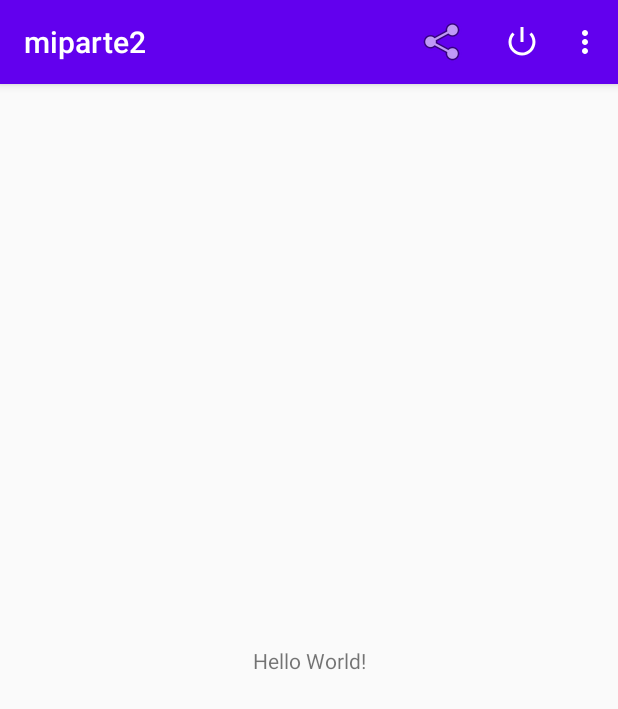
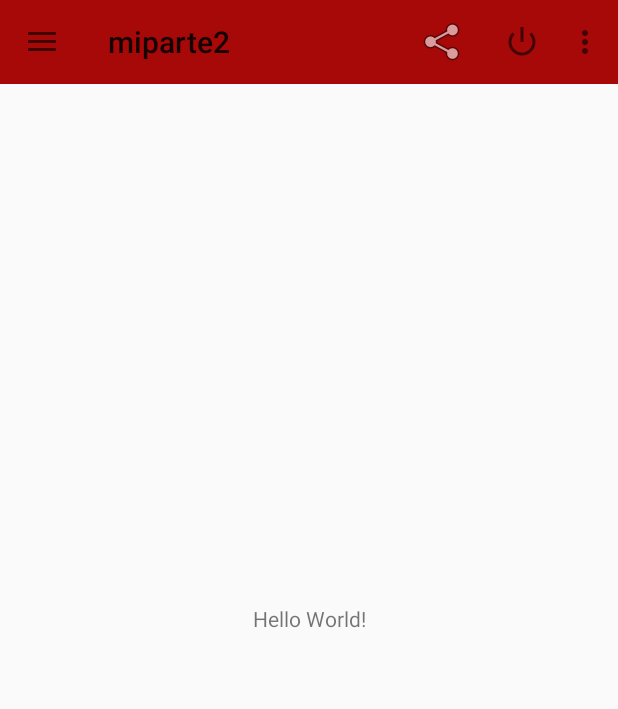
Before and after one commit to manpolois12/miparte2, an Android app: the screen it shows after launch (MainActivity), on a phone screen of 412 x 824 dp. Shown: the top 709 px of the screen. Run offline under Robolectric (Android 15) with nearby library versions, the phone set to English and light mode, and no system bars.

Commit message:
Añadiento menu lateral, conociendo el metodo onbackpressed

```diff
--- a/app/build.gradle
+++ b/app/build.gradle
@@ -31,4 +31,5 @@ dependencies {
     testImplementation 'junit:junit:4.12'
     androidTestImplementation 'androidx.test.ext:junit:1.1.1'
     androidTestImplementation 'androidx.test.espresso:espresso-core:3.2.0'
+    implementation 'com.google.android.material:material:1.0.0-rc01'
 }
--- a/app/src/main/java/com/example/miparte2/MainActivity.java
+++ b/app/src/main/java/com/example/miparte2/MainActivity.java
@@ -1,18 +1,81 @@
 package com.example.miparte2;
 
+
+import androidx.appcompat.app.ActionBarDrawerToggle;
 import androidx.appcompat.app.AppCompatActivity;
+import androidx.appcompat.widget.Toolbar;
+import androidx.core.view.GravityCompat;
+import androidx.drawerlayout.widget.DrawerLayout;
 
 import android.content.Intent;
 import android.os.Bundle;
 import android.view.Menu;
 import android.view.MenuItem;
 
-public class MainActivity extends AppCompatActivity {
+import com.google.android.material.navigation.NavigationView;
 
+public class MainActivity extends AppCompatActivity implements NavigationView.OnNavigationItemSelectedListener {
     @Override
     protected void onCreate(Bundle savedInstanceState) {
         super.onCreate(savedInstanceState);
-        setContentView(R.layout.activity_main);
+        setContentView(R.layout.drawerlayout);
+        Toolbar toolbar = (Toolbar) findViewById(R.id.toolbar);
+        setSupportActionBar(toolbar);
+// Navigation Drawer
+        DrawerLayout drawer = (DrawerLayout) findViewById(
+                R.id.drawer_layout);
+        ActionBarDrawerToggle toggle = new ActionBarDrawerToggle(this,
+                drawer, toolbar, R.string.drawer_open, R.string. drawer_close);
+        drawer.addDrawerListener(toggle);
+        toggle.syncState();
+        NavigationView navigationView = (NavigationView) findViewById(
+                R.id.nav_view);
+        navigationView.setNavigationItemSelectedListener(this);
+    }
+
+    @SuppressWarnings("StatementWithEmptyBody")
+    @Override
+    public boolean onNavigationItemSelected(MenuItem item) {
+        switch (item.getItemId()) {
+            case R.id.nav_compartir:
+                Intent paramView;
+                paramView = new Intent("android.intent.action.SEND");
+                paramView.setType("text/plain");
+                paramView.putExtra("android.intent.extra.TEXT", "Descarga nuestra app de la PlayStore" +
+                        " \n" + "https://play.google.com/store/apps/details?id=app.product.demarktec.alo14_pasajero");
+                startActivity(Intent.createChooser(paramView, "Comparte Nuestro aplicativo"));
+                break;
+            case R.id.nav_salir:
+                finish();
+                break;
+            case R.id.nav_multimedia:
+                startActivity(new Intent(this, Multimedia.class));
+                break;
+            case R.id.nav_permisos:
+                startActivity(new Intent(this, Permisos.class));
+                break;
+            case R.id.nav_intenciones:
+                startActivity(new Intent(this, Intenciones.class));
+                break;
+            case R.id.nav_comunicacion:
+                startActivity(new Intent(this, Comunicacion1.class));
+                break;
+            default:
+                break;
+        }
+        DrawerLayout drawer = (DrawerLayout) findViewById(R.id.drawer_layout);
+        drawer.closeDrawer(GravityCompat.START);
+        return true;
+    }
+
+    @Override
+    public void onBackPressed() {
+        DrawerLayout drawer = (DrawerLayout) findViewById(R.id.drawer_layout);
+        if (drawer.isDrawerOpen(GravityCompat.START)) {
+            drawer.closeDrawer(GravityCompat.START);
+        } else {
+            super.onBackPressed();
+        }
     }
 
     @Override public boolean onCreateOptionsMenu(Menu menu) {
@@ -51,6 +114,11 @@ public class MainActivity extends AppCompatActivity {
             return true;
         }
 
+        if (id == R.id.activity_permisos) {
+            startActivity(new Intent(this, Permisos.class));
+            return true;
+        }
+
         return super.onOptionsItemSelected(item);
     }
 
--- a/app/src/main/res/layout/activity_main.xml
+++ b/app/src/main/res/layout/activity_main.xml
@@ -5,6 +5,14 @@
     android:layout_width="match_parent"
     android:layout_height="match_parent"
     tools:context=".MainActivity">
+
+    <androidx.appcompat.widget.Toolbar
+        android:id="@+id/toolbar"
+        android:layout_width="match_parent"
+        android:layout_height="wrap_content"
+        android:minHeight="?attr/actionBarSize"
+        android:background="#a70909"
+        tools:ignore="MissingConstraints" />
 
     <TextView
         android:layout_width="wrap_content"
--- /dev/null
+++ b/app/src/main/res/layout/drawerlayout.xml
@@ -0,0 +1,22 @@
+<androidx.drawerlayout.widget.DrawerLayout
+    xmlns:android="http://schemas.android.com/apk/res/android"
+    xmlns:app="http://schemas.android.com/apk/res-auto"
+    android:id="@+id/drawer_layout"
+    android:layout_width="match_parent"
+    android:layout_height="match_parent"
+    android:fitsSystemWindows="true">
+    <!--El contenido de la actividad -->
+    <include
+        layout="@layout/activity_main"
+        android:layout_width="match_parent"
+        android:layout_height="match_parent" />
+    <!--El contenido del Navigation Drawer -->
+    <com.google.android.material.navigation.NavigationView
+        android:id="@+id/nav_view"
+        android:layout_width="wrap_content"
+        android:layout_height="match_parent"
+        android:layout_gravity="start"
+        android:fitsSystemWindows="true"
+        app:headerLayout="@layout/nav_header_main"
+        app:menu="@menu/menu2" />
+</androidx.drawerlayout.widget.DrawerLayout>
--- /dev/null
+++ b/app/src/main/res/menu/menu2.xml
@@ -0,0 +1,26 @@
+<menu xmlns:android="http://schemas.android.com/apk/res/android">
+    <group android:checkableBehavior="single">
+        <item android:id="@+id/nav_comunicacion"
+            android:icon="@android:drawable/ic_menu_gallery"
+            android:title="Comunicacion" />
+        <item android:id="@+id/nav_intenciones"
+            android:icon="@android:drawable/ic_menu_gallery"
+            android:title="Intenciones" />
+        <item android:id="@+id/nav_multimedia"
+            android:icon="@android:drawable/ic_menu_gallery"
+            android:title="Multimedia" />
+        <item android:id="@+id/nav_permisos"
+            android:icon="@android:drawable/ic_menu_gallery"
+            android:title="Permisos" />
+    </group>
+    <item android:title="Acciones adicionales">
+        <menu>
+            <item android:id="@+id/nav_compartir"
+                android:icon="@android:drawable/ic_menu_share"
+                android:title="Compartir" />
+            <item android:id="@+id/nav_salir"
+                android:icon="@android:drawable/ic_menu_manage"
+                android:title="Salir" />
+        </menu>
+    </item>
+</menu>
--- a/app/src/main/res/values/strings.xml
+++ b/app/src/main/res/values/strings.xml
@@ -1,3 +1,5 @@
 <resources>
     <string name="app_name">miparte2</string>
+    <string name="drawer_open">abierto</string>
+    <string name="drawer_close">cerrado</string>
 </resources>
--- a/app/src/main/res/values/styles.xml
+++ b/app/src/main/res/values/styles.xml
@@ -1,7 +1,7 @@
 <resources>
 
     <!-- Base application theme. -->
-    <style name="AppTheme" parent="Theme.AppCompat.Light.DarkActionBar">
+    <style name="AppTheme" parent="Theme.AppCompat.Light.NoActionBar">
         <!-- Customize your theme here. -->
         <item name="colorPrimary">@color/colorPrimary</item>
         <item name="colorPrimaryDark">@color/colorPrimaryDark</item>
```
Also changed, not shown: app/src/main/AndroidManifest.xml (+9 -3 lines), app/src/main/java/com/example/miparte2/Permisos.java (added, +138 -0 lines), app/src/main/res/layout/activity_permisos.xml (added, +20 -0 lines), app/src/main/res/layout/nav_header_main.xml (added, +30 -0 lines), 1 other file.
